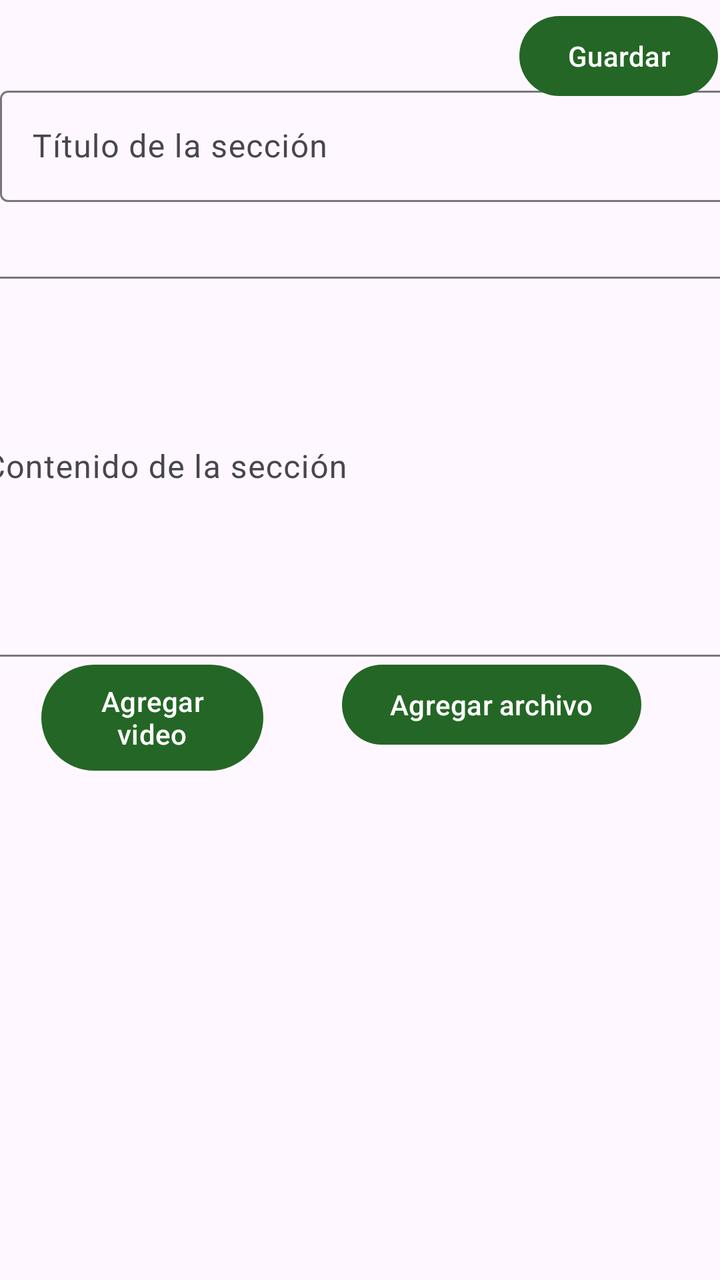
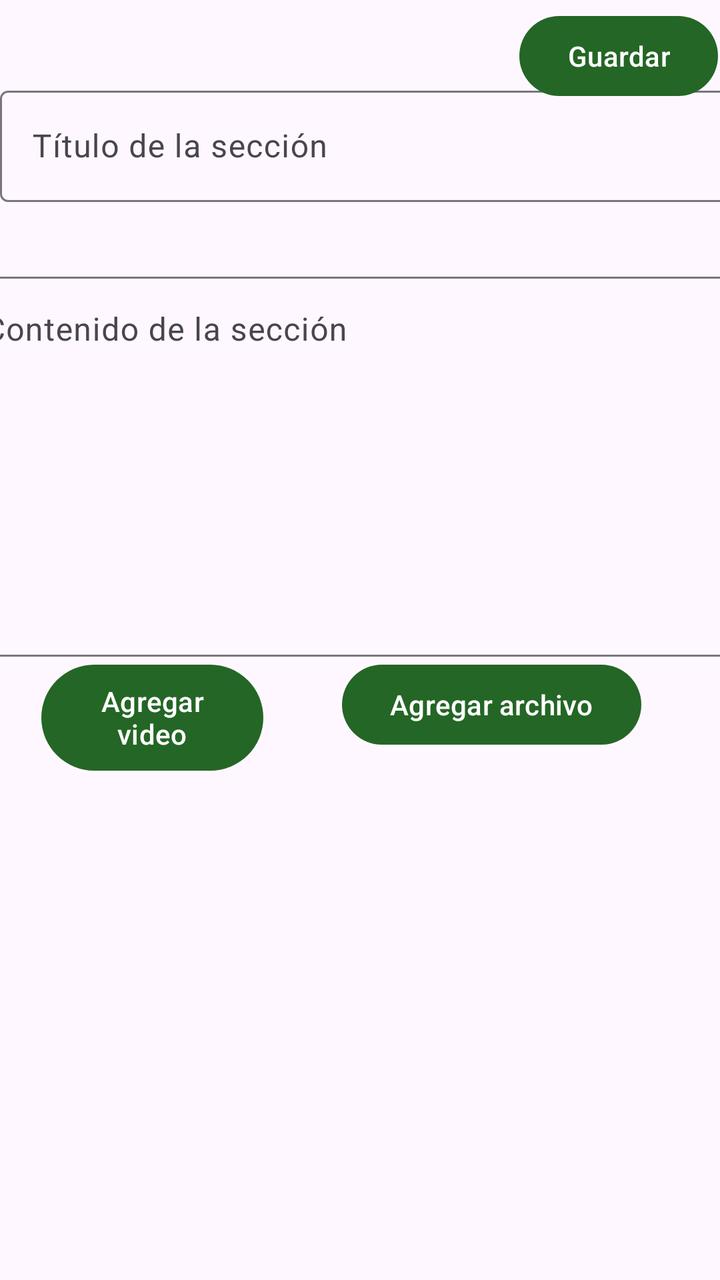

Screens rendered from an Android XML layout before and after an edit, with the pre-edit source and the edit as a unified diff.
<!-- AndroidManifest.xml: application theme Theme.Kiwdy -->
<!-- res/layout/fragment_crear_seccion.xml -->
<?xml version="1.0" encoding="utf-8"?>
<androidx.constraintlayout.widget.ConstraintLayout xmlns:android="http://schemas.android.com/apk/res/android"
    xmlns:app="http://schemas.android.com/apk/res-auto"
    xmlns:tools="http://schemas.android.com/tools"
    android:layout_width="match_parent"
    android:layout_height="match_parent"
    tools:context=".ui.instructor.crear_curso.CrearSeccionFragment">

    <com.google.android.material.textfield.TextInputLayout
        android:id="@+id/textInputLayout3"
        android:layout_width="409dp"
        android:layout_height="wrap_content"
        android:layout_marginTop="40dp"
        app:layout_constraintEnd_toEndOf="parent"
        app:layout_constraintHorizontal_bias="0.0"
        app:layout_constraintStart_toStartOf="parent"
        app:layout_constraintTop_toTopOf="parent">

        <com.google.android.material.textfield.TextInputEditText
            android:id="@+id/etTituloSeccion"
            android:layout_width="match_parent"
            android:layout_height="wrap_content"
            android:hint="Título de la sección" />
    </com.google.android.material.textfield.TextInputLayout>

    <com.google.android.material.textfield.TextInputLayout
        android:id="@+id/textInputLayout4"
        android:layout_width="409dp"
        android:layout_height="wrap_content"
        android:layout_marginTop="32dp"
        app:layout_constraintEnd_toEndOf="parent"
        app:layout_constraintStart_toStartOf="parent"
        app:layout_constraintTop_toBottomOf="@+id/textInputLayout3">

        <com.google.android.material.textfield.TextInputEditText
            android:id="@+id/etContenidoSeccion"
            android:layout_width="match_parent"
            android:layout_height="190dp"
            android:hint="Contenido de la sección"
            android:minHeight="300dp" />
    </com.google.android.material.textfield.TextInputLayout>

    <androidx.recyclerview.widget.RecyclerView
        android:id="@+id/rvMaterialesExtra"
        android:layout_width="412dp"
        android:layout_height="122dp"
        app:layout_constraintBottom_toBottomOf="parent"
        app:layout_constraintEnd_toEndOf="parent"
        app:layout_constraintHorizontal_bias="0.0"
        app:layout_constraintStart_toStartOf="parent"
        app:layout_constraintTop_toBottomOf="@+id/btAgregarArchivo"
        app:layout_constraintVertical_bias="0.0" />

    <Button
        android:id="@+id/btAgregarArchivo"
        android:layout_width="wrap_content"
        android:layout_height="wrap_content"
        android:text="Agregar archivo"
        app:layout_constraintEnd_toEndOf="parent"
        app:layout_constraintStart_toEndOf="@+id/btAgregarVideo"
        app:layout_constraintTop_toBottomOf="@+id/flVideoSeccion" />

    <Button
        android:id="@+id/btGuardarSeccion"
        android:layout_width="wrap_content"
        android:layout_height="wrap_content"
        android:layout_marginTop="4dp"
        android:text="Guardar"
        app:layout_constraintEnd_toEndOf="parent"
        app:layout_constraintHorizontal_bias="0.996"
        app:layout_constraintStart_toStartOf="parent"
        app:layout_constraintTop_toTopOf="parent" />

    <Button
        android:id="@+id/btAgregarVideo"
        android:layout_width="111dp"
        android:layout_height="61dp"
        android:text="Agregar video"
        app:layout_constraintEnd_toEndOf="parent"
        app:layout_constraintHorizontal_bias="0.083"
        app:layout_constraintStart_toStartOf="parent"
        app:layout_constraintTop_toBottomOf="@+id/flVideoSeccion" />

    <FrameLayout
        android:id="@+id/flVideoSeccion"
        android:layout_width="407dp"
        android:layout_height="230dp"
        android:visibility="gone"
        app:layout_constraintEnd_toEndOf="parent"
        app:layout_constraintStart_toStartOf="parent"
        app:layout_constraintTop_toBottomOf="@+id/textInputLayout4">

        <VideoView
            android:id="@+id/vvSeccion"
            android:layout_width="match_parent"
            android:layout_height="230dp"
            android:layout_marginTop="16dp"
            android:visibility="visible" />
    </FrameLayout>
</androidx.constraintlayout.widget.ConstraintLayout>
<!-- resources referenced by this layout -->
<resources>
  <style name="Theme.Kiwdy" parent="Theme.Material3.DayNight.NoActionBar">
          <item name="colorPrimary">@color/green_3</item>
  
          <item name="colorPrimaryContainer">@color/purple_700</item>
  
          <item name="colorSecondary">@color/teal_200</item>
  
  
          <item name="android:statusBarColor">@color/green_3</item>
      </style>
  <color name="green_3">#246625</color>
  <color name="purple_700">#FF3700B3</color>
  <color name="teal_200">#FF03DAC5</color>
</resources>

<!-- the commit's change to res/layout/fragment_crear_seccion.xml (unified diff, before → after) -->
@@ -36,8 +36,11 @@
             android:id="@+id/etContenidoSeccion"
             android:layout_width="match_parent"
             android:layout_height="190dp"
+            android:gravity="start|top"
             android:hint="Contenido de la sección"
-            android:minHeight="300dp" />
+            android:inputType="textMultiLine"
+            android:minHeight="300dp"
+            android:minLines="5" />
     </com.google.android.material.textfield.TextInputLayout>
 
     <androidx.recyclerview.widget.RecyclerView
